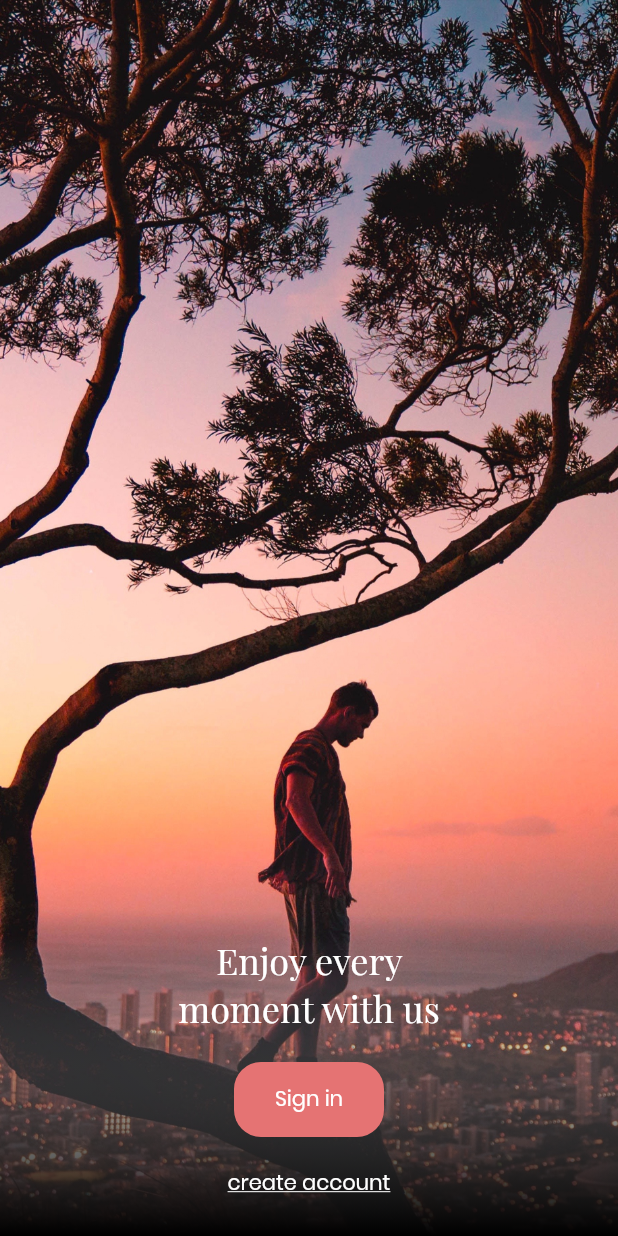
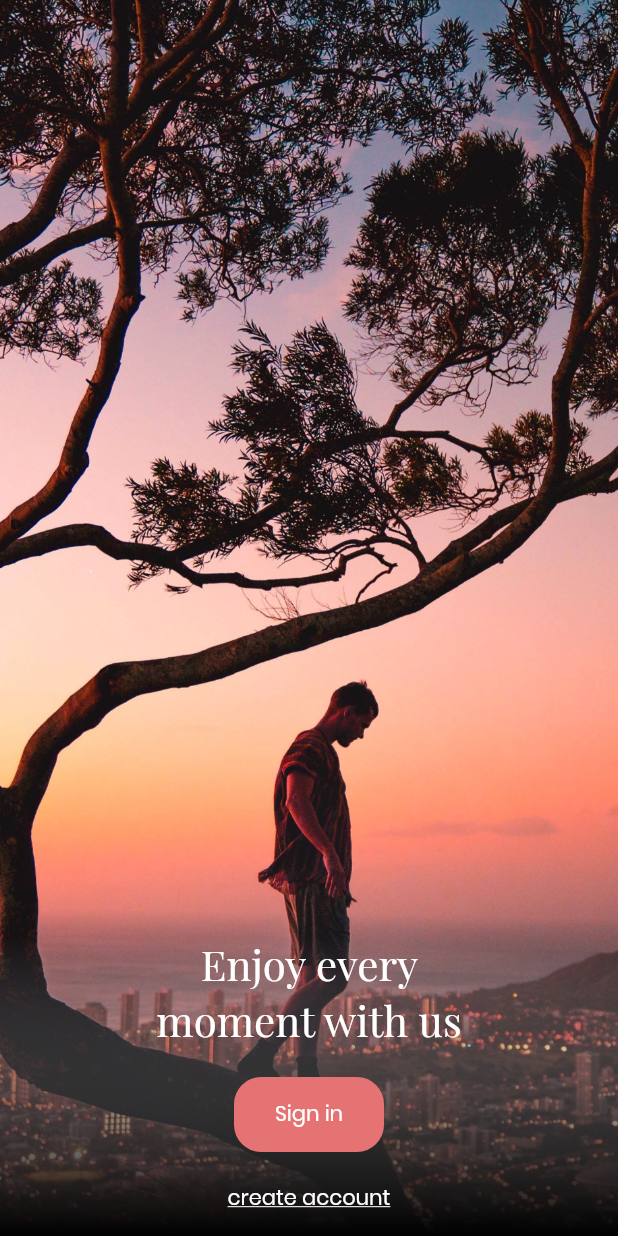
Before and after one commit to balinux/Flutter-ui-discovery-world, a Flutter app: the screen it shows after launch, on a phone screen of 412 x 824 dp. Run offline on Flutter 3.47's test engine with Material 2 defaults, Android fonts, the phone set to English and light mode, and no system bars.

Commit message:
update: remove container

```diff
--- a/lib/main.dart
+++ b/lib/main.dart
@@ -39,10 +39,6 @@ class _MyHomePageState extends State<MyHomePage> {
             fit: BoxFit.cover,
           ),
           Container(
-            height: 300,
-            width: 200,
-          ),
-          Container(
             height: 200.0,
             width: MediaQuery.of(context).size.width,
             decoration: BoxDecoration(
@@ -50,8 +46,7 @@ class _MyHomePageState extends State<MyHomePage> {
               begin: FractionalOffset.topCenter,
               end: FractionalOffset.bottomCenter,
               colors: [Colors.grey.withOpacity(0.0), Colors.black],
-                    stops: [0.0, 1.0])),
-            // alignment: Alignment.bottomCenter,
+            )),
             child: Column(
               children: <Widget>[
                 Container(
@@ -60,9 +55,10 @@ class _MyHomePageState extends State<MyHomePage> {
                     "Enjoy every moment with us",
                     textAlign: TextAlign.center,
                     style: TextStyle(
+                      fontSize: 28.0,
                       color: Colors.white,
-                        fontSize: 24,
-                        fontFamily: "PlayfairDisplayRegular"),
+                      fontFamily: "PlayfairDisplayRegular",
+                    ),
                   ),
                 ),
                 SizedBox(
@@ -72,25 +68,26 @@ class _MyHomePageState extends State<MyHomePage> {
                   minWidth: 100.0,
                   height: 50.0,
                   child: FlatButton(
+                    onPressed: () {},
                     shape: RoundedRectangleBorder(
                         borderRadius: BorderRadius.circular(18.0)),
-                      onPressed: () {},
                     color: Colors.red[300],
                     child: Text(
                       "Sign in",
-                        style: TextStyle(fontFamily: "PoppinsRegular"),
+                      style: TextStyle(
+                          color: Colors.white, fontFamily: "PoppinsRegular"),
                     ),
-                      textColor: Colors.white,
-                    )),
+                  ),
+                ),
                 SizedBox(
                   height: 20.0,
                 ),
                 Text(
                   "create account",
                   style: TextStyle(
+                      fontFamily: "PoppinsRegular",
                       color: Colors.white,
-                      decoration: TextDecoration.underline,
-                      fontFamily: "PoppinsRegular"),
+                      decoration: TextDecoration.underline),
                 )
               ],
             ),
```
Lines whose indentation alone changed are shown as unchanged.
